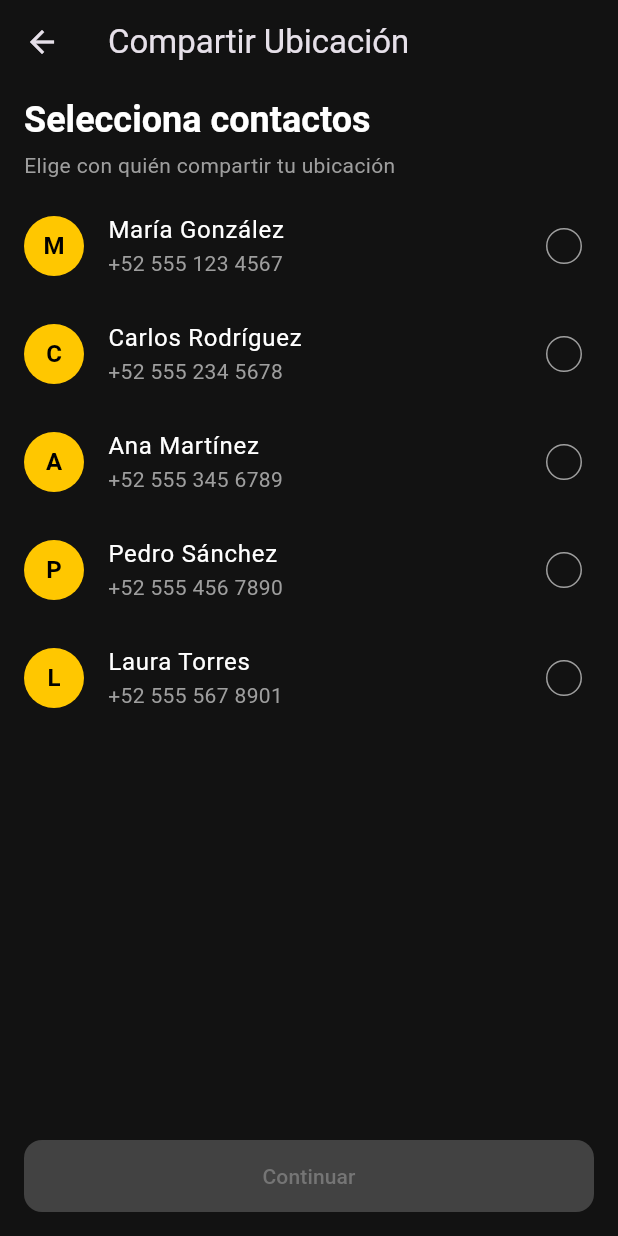
After one commit to jovannyCG/app-chita, a Flutter app: the screen it shows after launch, after a tap on "Compartir Ubicación", on a phone screen of 412 x 824 dp. The commit adds this screen. Run offline on Flutter 3.47's test engine with Material 3 defaults, Android fonts, the phone set to English and light mode, and no system bars.

Commit message:
add share location screen

```diff
--- a/lib/screens/home.dart
+++ b/lib/screens/home.dart
@@ -1,3 +1,4 @@
+import 'package:chita_app/screens/share_location.dart';
 import 'package:flutter/material.dart';
 import '../main.dart'; // Importamos para usar los colores
 
@@ -122,26 +123,33 @@ class HomeScreen extends StatelessWidget {
                 crossAxisSpacing: 15,
                 mainAxisSpacing: 15,
                 childAspectRatio: 1.3,
-                children: const [
-                  _FeatureCard(
+                children: [
+                  const _FeatureCard(
                     icon: Icons.route,
                     title: 'Mis Rutas',
                     subtitle: 'Ver rutas guardadas',
                   ),
-                  _FeatureCard(
+                  const _FeatureCard(
                     icon: Icons.people_outline,
                     title: 'Contactos',
                     subtitle: 'Contactos de emergencia',
                   ),
-                  _FeatureCard(
+                  const _FeatureCard(
                     icon: Icons.notifications_none,
                     title: 'Alertas',
                     subtitle: 'Actividad reciente',
                   ),
+                  // --- MODIFICACIÓN AQUÍ ---
                   _FeatureCard(
                     icon: Icons.share_location,
                     title: 'Compartir Ubicación',
-                    subtitle: '', // Subtítulo vacío para ajustarse al diseño
+                    subtitle: '',
+                    onTap: () {
+                      Navigator.push(
+                        context,
+                        MaterialPageRoute(builder: (context) => const ShareLocationScreen()),
+                      );
+                    },
                   ),
                 ],
               ),
@@ -158,16 +166,20 @@ class _FeatureCard extends StatelessWidget {
   final IconData icon;
   final String title;
   final String subtitle;
+  final VoidCallback? onTap; // <-- AÑADE onTap
 
   const _FeatureCard({
     required this.icon,
     required this.title,
     required this.subtitle,
+    this.onTap, // <-- AÑADE onTap
   });
 
   @override
   Widget build(BuildContext context) {
-    return Container(
+    return GestureDetector( // <-- ENVUELVE CON GestureDetector
+      onTap: onTap,
+      child: Container(
         padding: const EdgeInsets.all(16),
         decoration: BoxDecoration(
           color: cardColor,
@@ -189,6 +201,7 @@ class _FeatureCard extends StatelessWidget {
                   style: const TextStyle(color: Colors.grey, fontSize: 12)),
           ],
         ),
+      ),
     );
   }
 }
--- /dev/null
+++ b/lib/screens/share_location.dart
@@ -0,0 +1,314 @@
+import 'package:flutter/material.dart';
+import '../main.dart'; // Para los colores
+
+// Modelo simple para representar un contacto
+class Contact {
+  final String name;
+  final String phone;
+  final String initials;
+
+  Contact({required this.name, required this.phone, required this.initials});
+}
+
+class ShareLocationScreen extends StatefulWidget {
+  const ShareLocationScreen({super.key});
+
+  @override
+  State<ShareLocationScreen> createState() => _ShareLocationScreenState();
+}
+
+class _ShareLocationScreenState extends State<ShareLocationScreen> {
+  // Lista de contactos de ejemplo
+  final List<Contact> _contacts = [
+    Contact(name: 'María González', phone: '+52 555 123 4567', initials: 'M'),
+    Contact(name: 'Carlos Rodríguez', phone: '+52 555 234 5678', initials: 'C'),
+    Contact(name: 'Ana Martínez', phone: '+52 555 345 6789', initials: 'A'),
+    Contact(name: 'Pedro Sánchez', phone: '+52 555 456 7890', initials: 'P'),
+    Contact(name: 'Laura Torres', phone: '+52 555 567 8901', initials: 'L'),
+  ];
+
+  // Lista para guardar los contactos seleccionados
+  final Set<Contact> _selectedContacts = {};
+
+  void _onContactTap(Contact contact) {
+    setState(() {
+      if (_selectedContacts.contains(contact)) {
+        _selectedContacts.remove(contact);
+      } else {
+        _selectedContacts.add(contact);
+      }
+    });
+  }
+
+  void _showConfirmationDialog() {
+    showDialog(
+      context: context,
+      builder: (context) => _ConfirmationDialog(
+        selectedContacts: _selectedContacts.toList(),
+        onConfirm: () {
+          Navigator.of(context).pop(); // Cierra el diálogo de confirmación
+          _showSuccessDialog();
+        },
+      ),
+    );
+  }
+
+  void _showSuccessDialog() {
+    showDialog(
+      context: context,
+      builder: (context) => _SuccessDialog(
+        selectedContacts: _selectedContacts.toList(),
+        onDone: () {
+           // Cierra el dialogo de exito y la pantalla de compartir
+          Navigator.of(context).pop();
+          Navigator.of(context).pop();
+        },
+      ),
+    );
+  }
+
+
+  @override
+  Widget build(BuildContext context) {
+    final bool canContinue = _selectedContacts.isNotEmpty;
+
+    return Scaffold(
+      appBar: AppBar(
+        title: const Text('Compartir Ubicación'),
+        backgroundColor: backgroundColor,
+        elevation: 0,
+      ),
+      body: Column(
+        crossAxisAlignment: CrossAxisAlignment.start,
+        children: [
+          Padding(
+            padding: const EdgeInsets.symmetric(horizontal: 16.0, vertical: 8.0),
+            child: Column(
+              crossAxisAlignment: CrossAxisAlignment.start,
+              children: [
+                Text(
+                  'Selecciona contactos',
+                  style: Theme.of(context).textTheme.headlineSmall,
+                ),
+                const SizedBox(height: 4),
+                const Text(
+                  'Elige con quién compartir tu ubicación',
+                  style: TextStyle(color: Colors.grey),
+                ),
+              ],
+            ),
+          ),
+          Expanded(
+            child: ListView.builder(
+              itemCount: _contacts.length,
+              itemBuilder: (context, index) {
+                final contact = _contacts[index];
+                final isSelected = _selectedContacts.contains(contact);
+                return _ContactTile(
+                  contact: contact,
+                  isSelected: isSelected,
+                  onTap: () => _onContactTap(contact),
+                );
+              },
+            ),
+          ),
+          Padding(
+            padding: const EdgeInsets.all(16.0),
+            child: SizedBox(
+              width: double.infinity,
+              child: ElevatedButton(
+                onPressed: canContinue ? _showConfirmationDialog : null,
+                style: ElevatedButton.styleFrom(
+                  backgroundColor: primaryColor,
+                  disabledBackgroundColor: Colors.grey[800],
+                ),
+                child: Text(
+                  canContinue
+                      ? 'Continuar (${_selectedContacts.length})'
+                      : 'Continuar',
+                  style: TextStyle(
+                    color: canContinue ? Colors.black : Colors.grey[600]
+                  ),
+                ),
+              ),
+            ),
+          ),
+        ],
+      ),
+    );
+  }
+}
+
+// Widget para cada fila de contacto
+class _ContactTile extends StatelessWidget {
+  final Contact contact;
+  final bool isSelected;
+  final VoidCallback onTap;
+
+  const _ContactTile({
+    required this.contact,
+    required this.isSelected,
+    required this.onTap,
+  });
+
+  @override
+  Widget build(BuildContext context) {
+    return ListTile(
+      onTap: onTap,
+      leading: CircleAvatar(
+        backgroundColor: primaryColor,
+        child: Text(contact.initials, style: const TextStyle(color: Colors.black, fontWeight: FontWeight.bold)),
+      ),
+      title: Text(contact.name, style: const TextStyle(color: Colors.white)),
+      subtitle: Text(contact.phone, style: const TextStyle(color: Colors.grey)),
+      trailing: Container(
+        width: 24,
+        height: 24,
+        decoration: BoxDecoration(
+          shape: BoxShape.circle,
+          color: isSelected ? primaryColor : Colors.transparent,
+          border: Border.all(color: isSelected ? primaryColor : Colors.grey),
+        ),
+        child: isSelected
+            ? const Icon(Icons.check, color: Colors.black, size: 16)
+            : null,
+      ),
+    );
+  }
+}
+
+// Diálogo de confirmación de tiempo
+class _ConfirmationDialog extends StatefulWidget {
+  final List<Contact> selectedContacts;
+  final VoidCallback onConfirm;
+
+  const _ConfirmationDialog({required this.selectedContacts, required this.onConfirm});
+
+  @override
+  State<_ConfirmationDialog> createState() => _ConfirmationDialogState();
+}
+
+class _ConfirmationDialogState extends State<_ConfirmationDialog> {
+  String _selectedFrequency = '10 min';
+  String _selectedDuration = '1h';
+
+  @override
+  Widget build(BuildContext context) {
+    return AlertDialog(
+      backgroundColor: cardColor,
+      shape: RoundedRectangleBorder(borderRadius: BorderRadius.circular(20)),
+      title: const Text('Confirmar compartir', textAlign: TextAlign.center),
+      content: Column(
+        mainAxisSize: MainAxisSize.min,
+        crossAxisAlignment: CrossAxisAlignment.start,
+        children: [
+          Text('¿Quieres compartir tu ubicación con los contactos seleccionados?'),
+          const SizedBox(height: 20),
+          const Text('Frecuencia de actualización', style: TextStyle(fontWeight: FontWeight.bold)),
+          const SizedBox(height: 8),
+          Row(
+            mainAxisAlignment: MainAxisAlignment.spaceAround,
+            children: ['10 min', '30 min', '1 hora'].map((freq) {
+              final isSelected = _selectedFrequency == freq;
+              return ChoiceChip(
+                label: Text(freq),
+                selected: isSelected,
+                onSelected: (selected) {
+                  if(selected) setState(() => _selectedFrequency = freq);
+                },
+                backgroundColor: Colors.grey[800],
+                selectedColor: primaryColor,
+                labelStyle: TextStyle(color: isSelected ? Colors.black : Colors.white),
+              );
+            }).toList(),
+          ),
+          const SizedBox(height: 20),
+          const Text('Duración de la sesión', style: TextStyle(fontWeight: FontWeight.bold)),
+          const SizedBox(height: 8),
+          Row(
+            mainAxisAlignment: MainAxisAlignment.spaceAround,
+            children: ['1h', '2h', '3h', '4h', '5h'].map((duration) {
+               final isSelected = _selectedDuration == duration;
+              return ChoiceChip(
+                label: Text(duration),
+                selected: isSelected,
+                onSelected: (selected) {
+                   if(selected) setState(() => _selectedDuration = duration);
+                },
+                backgroundColor: Colors.grey[800],
+                selectedColor: primaryColor,
+                labelStyle: TextStyle(color: isSelected ? Colors.black : Colors.white),
+              );
+            }).toList(),
+          ),
+        ],
+      ),
+      actions: [
+        Row(
+          children: [
+            Expanded(
+              child: TextButton(
+                onPressed: () => Navigator.of(context).pop(),
+                style: TextButton.styleFrom(
+                  backgroundColor: Colors.grey[800],
+                  foregroundColor: Colors.white,
+                  padding: const EdgeInsets.symmetric(vertical: 14),
+                ),
+                child: const Text('Cancelar'),
+              ),
+            ),
+            const SizedBox(width: 10),
+            Expanded(
+              child: ElevatedButton(
+                onPressed: widget.onConfirm,
+                child: const Text('Compartir'),
+              ),
+            ),
+          ],
+        )
+      ],
+    );
+  }
+}
+
+// Diálogo de éxito
+class _SuccessDialog extends StatelessWidget {
+    final List<Contact> selectedContacts;
+    final VoidCallback onDone;
+
+    const _SuccessDialog({required this.selectedContacts, required this.onDone});
+
+
+  @override
+  Widget build(BuildContext context) {
+    return AlertDialog(
+      backgroundColor: cardColor,
+      shape: RoundedRectangleBorder(borderRadius: BorderRadius.circular(20)),
+      content: Column(
+        mainAxisSize: MainAxisSize.min,
+        children: [
+          const SizedBox(height: 20),
+          const CircleAvatar(
+            radius: 30,
+            backgroundColor: Colors.green,
+            child: Icon(Icons.check, color: Colors.white, size: 30),
+          ),
+          const SizedBox(height: 20),
+          const Text('¡Ubicación compartida!', style: TextStyle(fontSize: 22, fontWeight: FontWeight.bold)),
+          const SizedBox(height: 8),
+          const Text('Tu ubicación se ha compartido exitosamente con:'),
+          const SizedBox(height: 16),
+          ...selectedContacts.map((c) => Text('• ${c.name}')).toList(),
+          const SizedBox(height: 24),
+          SizedBox(
+            width: double.infinity,
+            child: ElevatedButton(
+              onPressed: onDone,
+              child: const Text('Entendido')
+            ),
+          ),
+        ],
+      ),
+    );
+  }
+}
```
Lines whose indentation alone changed are shown as unchanged.
